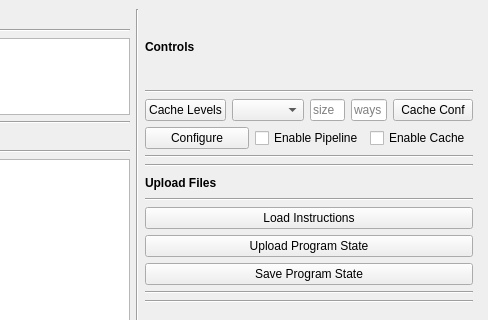
This is gui/gui.ui in bdunahu/RISC-V-ECTOR- as Qt 5 draws it before an edit; both pictures show x 871 to 1359 and y 0 to 320 of the 1359 by 621 pixel window. The edited form follows.
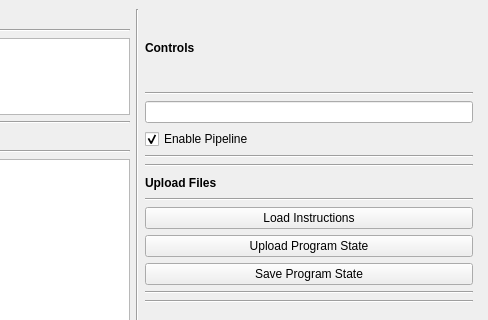
This is the edited form.

What changed in the file:
```diff
--- a/gui/gui.ui
+++ b/gui/gui.ui
@@ -452,60 +452,17 @@
           <item>
            <layout class="QVBoxLayout" name="verticalLayout_27">
             <item>
-             <layout class="QHBoxLayout" name="horizontalLayout_9">
-              <item>
-               <widget class="QPushButton" name="set_levels_btn">
-                <property name="text">
-                 <string>Cache Levels</string>
-                </property>
-               </widget>
-              </item>
-              <item>
-               <widget class="QComboBox" name="cache_levels_dropdwn"/>
-              </item>
-              <item>
-               <widget class="QLineEdit" name="cache_size_inp">
-                <property name="placeholderText">
-                 <string>size</string>
-                </property>
-               </widget>
-              </item>
-              <item>
-               <widget class="QLineEdit" name="cache_ways_inp">
-                <property name="placeholderText">
-                 <string>ways</string>
-                </property>
-               </widget>
-              </item>
-              <item>
-               <widget class="QPushButton" name="set_cache_btn">
-                <property name="text">
-                 <string>Cache Conf</string>
-                </property>
-               </widget>
-              </item>
-             </layout>
+             <widget class="QLineEdit" name="way_box_1"/>
             </item>
             <item>
              <layout class="QHBoxLayout" name="horizontalLayout_10">
-              <item>
-               <widget class="QPushButton" name="Configure_Btn">
-                <property name="text">
-                 <string>Configure</string>
-                </property>
-               </widget>
-              </item>
               <item>
                <widget class="QCheckBox" name="enable_pipeline_checkbox">
                 <property name="text">
                  <string>Enable Pipeline</string>
                 </property>
-               </widget>
-              </item>
-              <item>
-               <widget class="QCheckBox" name="enabl_cache_checkbox">
-                <property name="text">
-                 <string>Enable Cache</string>
+                <property name="checked">
+                 <bool>true</bool>
                 </property>
                </widget>
               </item>
```
